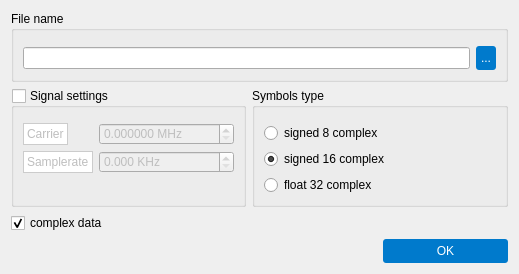
Old version of the form sources/Arks/File Source/window/file_settings_dialog.ui in the repository AquaCreatura/AquaWave.
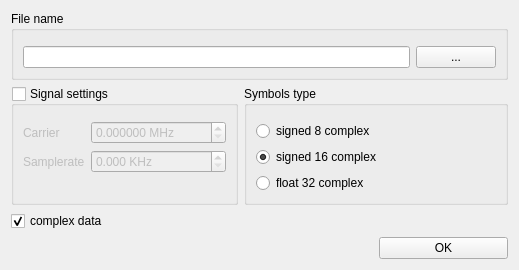
New version of the form.

The edit to the form file:
```diff
--- a/sources/Arks/File Source/window/file_settings_dialog.ui
+++ b/sources/Arks/File Source/window/file_settings_dialog.ui
@@ -26,41 +26,7 @@
    <string>File settings</string>
   </property>
   <property name="styleSheet">
-   <string notr="true">
-QMainWindow {
-    background-color: #f0f0f0;
-}
-QFrame {
-    background-color: #ffffff;
-    border: 1px solid #cccccc;
-}
-QPushButton {
-    background-color: #007acc;
-    color: white;
-    border: none;
-    padding: 5px;
-    border-radius: 3px;
-}
-QPushButton:hover {
-    background-color: #005f9e;
-}
-QPushButton:pressed {
-    background-color: #004a7c;
-}
-QTabWidget::pane {
-    border: 1px solid #cccccc;
-    background: #ffffff;
-}
-QTabBar::tab {
-    background: #e0e0e0;
-    border: 1px solid #cccccc;
-    padding: 5px;
-}
-QTabBar::tab:selected {
-    background: #ffffff;
-    border-bottom: none;
-}
-   </string>
+   <string notr="true"/>
   </property>
   <layout class="QGridLayout" name="gridLayout">
    <item row="2" column="1" rowspan="3" colspan="2">
```
